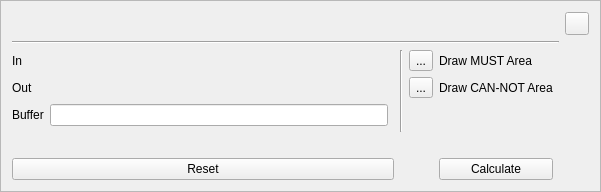
Qt form kadasrouting/gui/tspbottombar.ui (ltbam/kadas-routing-plugin) before a commit.
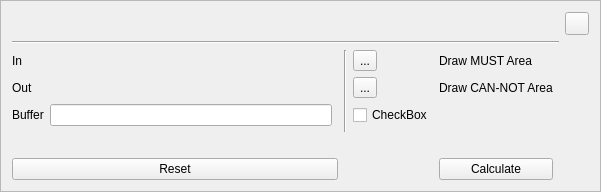
The same form after that commit. Icons and pictures are not drawn.

Commit message: WIP tristate action.

```diff
--- a/kadasrouting/gui/tspbottombar.ui
+++ b/kadasrouting/gui/tspbottombar.ui
@@ -154,6 +154,16 @@
      </property>
     </widget>
    </item>
+   <item row="4" column="4">
+    <widget class="QCheckBox" name="checkBox">
+     <property name="text">
+      <string>CheckBox</string>
+     </property>
+     <property name="tristate">
+      <bool>true</bool>
+     </property>
+    </widget>
+   </item>
   </layout>
  </widget>
  <resources/>
```
The commit also changes 2 other files.
